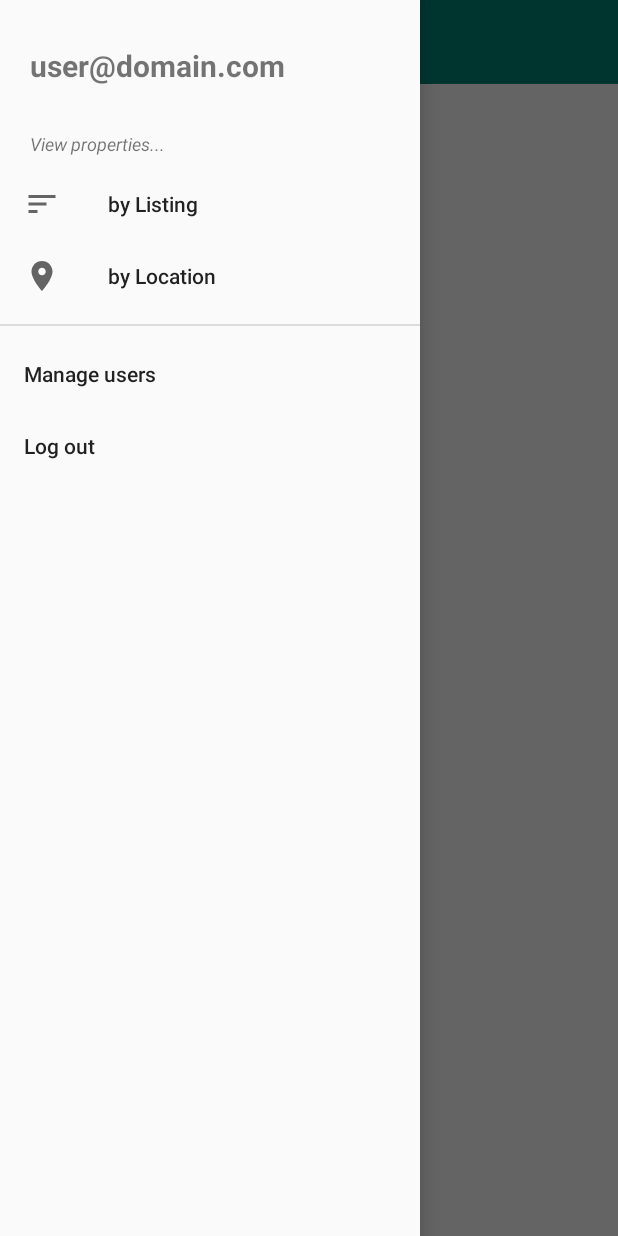
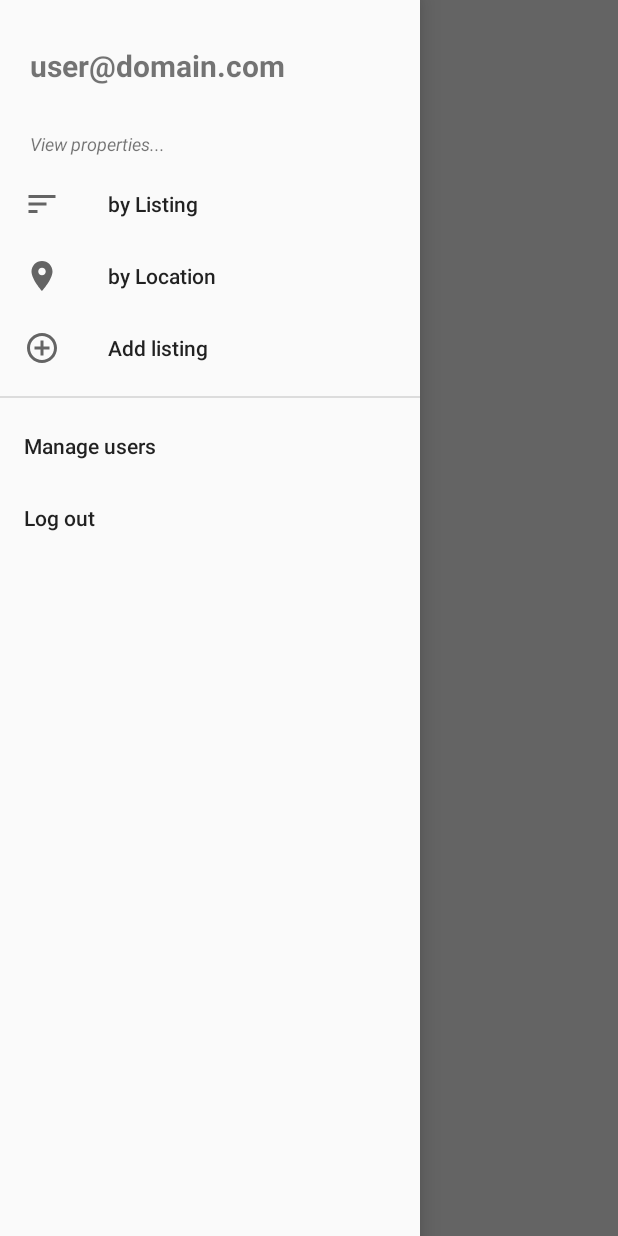
Before and after one commit to gilmore606/landlord-demo, an Android app: the screen it shows after launch (MainActivity), with the side drawer open, on a phone screen of 412 x 824 dp. Run offline under Robolectric (Android 15) with nearby library versions, the phone set to English and light mode, and no system bars; our stand-ins replace RxJava, Timber; libraries missing offline, so code that uses them is left out: com.zhuinden.simplestack; 4 statements that could not run were skipped.

```diff
--- a/app/src/main/java/com/dlfsystems/landlord/screens/login/LoginPresenter.kt
+++ b/app/src/main/java/com/dlfsystems/landlord/screens/login/LoginPresenter.kt
@@ -1,5 +1,6 @@
 package com.dlfsystems.landlord.screens.login
 
+import com.dlfsystems.landlord.MainActivity
 import com.dlfsystems.landlord.Prefs
 import com.dlfsystems.landlord.data.FirebaseRepository
 import com.dlfsystems.landlord.data.model.User
@@ -65,9 +66,7 @@ class LoginPresenter(fragment: BaseFragment) : BasePresenter(fragment) {
     }
 
     fun onLogin(user: User, password: String) {
-        Prefs(fragment.context!!).loginUser = user.username
-        Prefs(fragment.context!!).loginPassword = password
-        Prefs(fragment.context!!).userId = user.uid
+        (fragment.activity as MainActivity).onLogin(user, password)
         mutate(state().copy(lastError = "", waiting = false))
         Rudder.navTo(UserlistKey())
     }
--- /dev/null
+++ b/app/src/main/res/drawable/ic_add_circle.xml
@@ -0,0 +1,9 @@
+<vector xmlns:android="http://schemas.android.com/apk/res/android"
+        android:width="24dp"
+        android:height="24dp"
+        android:viewportWidth="24.0"
+        android:viewportHeight="24.0">
+    <path
+        android:fillColor="#FF000000"
+        android:pathData="M13,7h-2v4L7,11v2h4v4h2v-4h4v-2h-4L13,7zM12,2C6.48,2 2,6.48 2,12s4.48,10 10,10 10,-4.48 10,-10S17.52,2 12,2zM12,20c-4.41,0 -8,-3.59 -8,-8s3.59,-8 8,-8 8,3.59 8,8 -3.59,8 -8,8z"/>
+</vector>
--- a/app/src/main/res/menu/drawer_view.xml
+++ b/app/src/main/res/menu/drawer_view.xml
@@ -8,6 +8,9 @@
         <item android:id="@+id/nav_item_propmap"
               android:icon="@drawable/ic_place"
               android:title="by Location" />
+        <item android:id="@+id/nav_item_propadd"
+              android:icon="@drawable/ic_add_circle"
+              android:title="Add listing" />
     </group>
 
     <group android:id="@+id/nav_group_user">
```
Also changed, not shown: app/src/main/java/com/dlfsystems/landlord/MainActivity.kt (+21 -3 lines).
